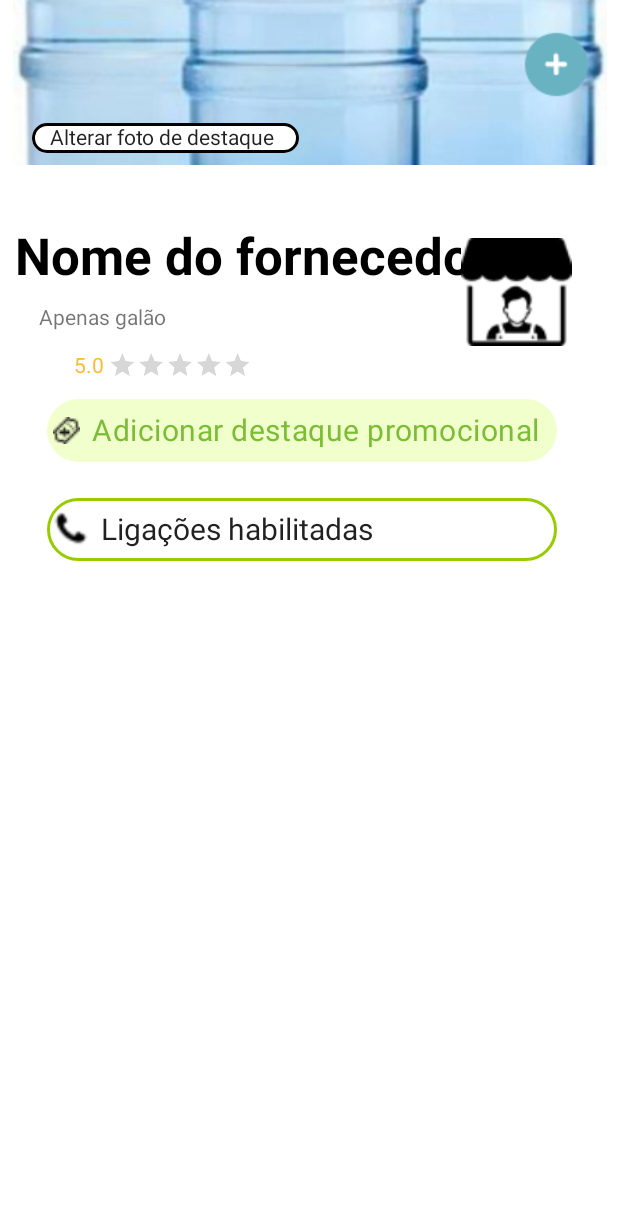
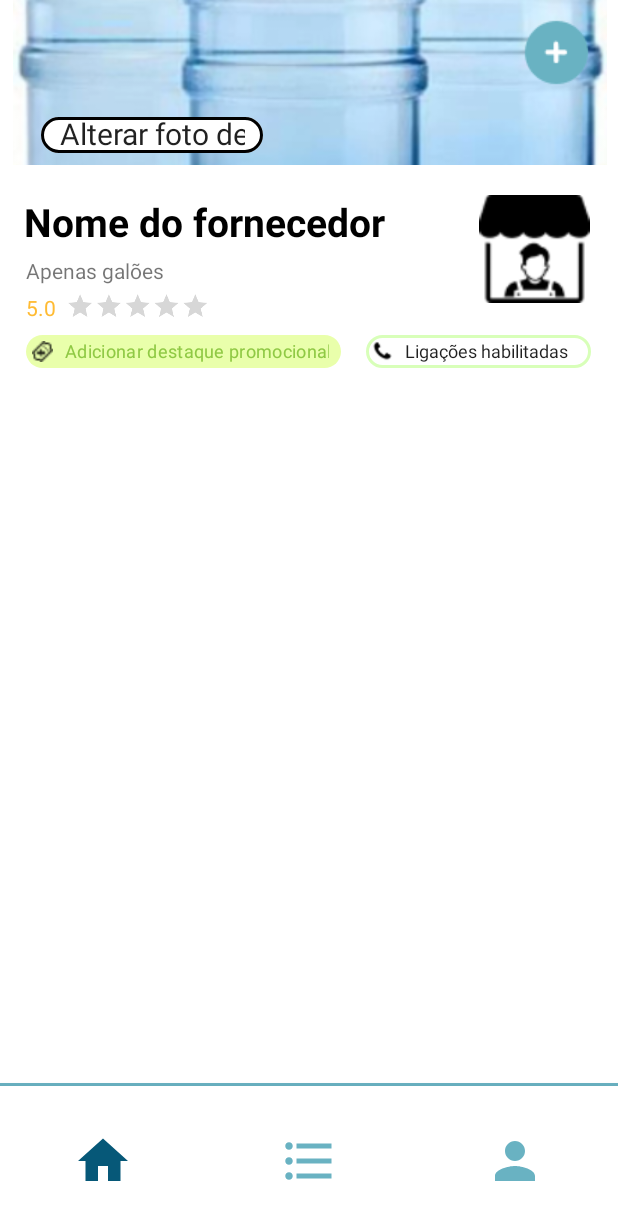
Before and after one commit to RuanLemos/WaterPlace_Supplier, an Android app: the MainMenu screen opened directly, with no data from a screen before it, on a phone screen of 412 x 824 dp. Shown: the top 1220 px of the screen. Run offline under Robolectric (Android 15) with nearby library versions, the phone set to English and light mode, and no system bars; our stand-ins replace Firebase (no records; nobody signed in at launch, a user with empty details on screens opened directly); pictures from the network do not load.

Commit message:
shaders e design update

```diff
--- a/app/src/main/java/waterplace/finalproj/activity/Register.java
+++ b/app/src/main/java/waterplace/finalproj/activity/Register.java
@@ -84,10 +84,8 @@ public class Register extends AppCompatActivity {
 
         if (!Patterns.EMAIL_ADDRESS.matcher(userEmail).matches()) {
             // Formato de Email inválido
-            EditText inputField = findViewById(R.id.input_email_3);
-            TextView verificationText = findViewById(R.id.error_util);
-            inputField.setBackgroundTintList(ColorStateList.valueOf(Color.parseColor("#FF9494")));
-            verificationText.setVisibility(View.VISIBLE);
+            showError((EditText) findViewById(R.id.input_email_3), (TextView) findViewById(R.id.error));
+
         } else {
             // Formato de Email é válido, manda para o firebase para checar a existencia do email
             firebaseAuth.fetchSignInMethodsForEmail(userEmail).addOnCompleteListener(task -> {
@@ -104,17 +102,12 @@ public class Register extends AppCompatActivity {
                             }
                         } else {
                             // Email já foi utilizado, mostra o texto vermelho e trocar cor de borda do campo
-                            EditText inputField = findViewById(R.id.input_email_3);
-                            TextView verificationText = findViewById(R.id.error_util);
-                            inputField.setBackgroundTintList(ColorStateList.valueOf(Color.parseColor("#FF9494")));
-                            verificationText.setVisibility(View.VISIBLE);
+                            showError((EditText) findViewById(R.id.input_email_3), (TextView) findViewById(R.id.error_util));
                         }
                     } else {
                         // Informação Invalida, mostra o texto vermelho e trocar cor de borda do campo
-                        EditText inputField = findViewById(R.id.input_email_3);
-                        TextView verificationText = findViewById(R.id.error);
-                        inputField.setBackgroundTintList(ColorStateList.valueOf(Color.parseColor("#FF9494")));
-                        verificationText.setVisibility(View.VISIBLE);
+                        showError((EditText) findViewById(R.id.input_email_3), (TextView) findViewById(R.id.error));
+
                     }
                 });
         }
@@ -128,10 +121,8 @@ public class Register extends AppCompatActivity {
         if (matcher.matches()){
             return true;
         } else {
-            EditText inputField = findViewById(R.id.input_telefone);
-            TextView verificationText = findViewById(R.id.error_2);
-            inputField.setBackgroundTintList(ColorStateList.valueOf(Color.parseColor("#FF9494")));
-            verificationText.setVisibility(View.VISIBLE);
+            showError((EditText) findViewById(R.id.input_telefone), (TextView) findViewById(R.id.error_2));
+
             return false;
         }
     }
@@ -144,12 +135,15 @@ public class Register extends AppCompatActivity {
         if(matcher.matches()){
             return true;
         } else {
-            EditText inputField = findViewById(R.id.input_cnpj_2);
-            TextView verificationText = findViewById(R.id.error_3);
-            inputField.setBackgroundTintList(ColorStateList.valueOf(Color.parseColor("#FF9494")));
-            verificationText.setVisibility(View.VISIBLE);
+            showError((EditText) findViewById(R.id.input_cnpj_2), (TextView) findViewById(R.id.error_3));
+
             return false;
         }
+    }
+
+    public void showError(EditText inputField, TextView verificationText) {
+        inputField.setBackgroundTintList(ColorStateList.valueOf(Color.parseColor("#FF9494")));
+        verificationText.setVisibility(View.VISIBLE);
     }
 
     public void register(){
@@ -186,10 +180,8 @@ public class Register extends AppCompatActivity {
                             address.setLatitude(coords[0]);
                             address.setLongitude(coords[1]);
                         } else {
-                            EditText inputField = findViewById(R.id.input_rua);
-                            TextView verificationText = findViewById(R.id.error_5);
-                            inputField.setBackgroundTintList(ColorStateList.valueOf(Color.parseColor("#FF9494")));
-                            verificationText.setVisibility(View.VISIBLE);
+                        showError((EditText) findViewById(R.id.input_rua), (TextView) findViewById(R.id.error_5));
+
                         }
                          */
 
@@ -214,12 +206,9 @@ public class Register extends AppCompatActivity {
                 }
             });
         } else {
-            EditText inputField = findViewById(R.id.input_password_2);
-            EditText inputField2 = findViewById(R.id.input_confirm_password);
-            TextView verificationText = findViewById(R.id.error_4);
-            inputField.setBackgroundTintList(ColorStateList.valueOf(Color.parseColor("#FF9494")));
-            inputField2.setBackgroundTintList(ColorStateList.valueOf(Color.parseColor("#FF9494")));
-            verificationText.setVisibility(View.VISIBLE);
+            showError((EditText) findViewById(R.id.input_password_2), (TextView) findViewById(R.id.error_4));
+            showError((EditText) findViewById(R.id.input_confirm_password), null);
+
         }
     }
 }
--- /dev/null
+++ b/app/src/main/res/color/menu_colors.xml
@@ -0,0 +1,5 @@
+<?xml version="1.0" encoding="utf-8"?>
+<selector xmlns:android="http://schemas.android.com/apk/res/android">
+    <item android:state_checked="true" android:color="#065878" />
+    <item android:state_checked="false" android:color="#69b2c2" />
+</selector>
--- /dev/null
+++ b/app/src/main/res/drawable/home.xml
@@ -0,0 +1,5 @@
+<vector android:height="24dp" android:tint="#69B2C2"
+    android:viewportHeight="24" android:viewportWidth="24"
+    android:width="24dp" xmlns:android="http://schemas.android.com/apk/res/android">
+    <path android:fillColor="@android:color/white" android:pathData="M10,20v-6h4v6h5v-8h3L12,3 2,12h3v8z"/>
+</vector>
--- /dev/null
+++ b/app/src/main/res/drawable/line_divider.xml
@@ -0,0 +1,4 @@
+<?xml version="1.0" encoding="utf-8"?>
+<shape xmlns:android="http://schemas.android.com/apk/res/android">
+        <solid android:color="#69b2c2" />
+</shape>
--- /dev/null
+++ b/app/src/main/res/drawable/list.xml
@@ -0,0 +1,5 @@
+<vector android:autoMirrored="true" android:height="24dp"
+    android:tint="#69B2C2" android:viewportHeight="24"
+    android:viewportWidth="24" android:width="24dp" xmlns:android="http://schemas.android.com/apk/res/android">
+    <path android:fillColor="@android:color/white" android:pathData="M4,10.5c-0.83,0 -1.5,0.67 -1.5,1.5s0.67,1.5 1.5,1.5 1.5,-0.67 1.5,-1.5 -0.67,-1.5 -1.5,-1.5zM4,4.5c-0.83,0 -1.5,0.67 -1.5,1.5S3.17,7.5 4,7.5 5.5,6.83 5.5,6 4.83,4.5 4,4.5zM4,16.5c-0.83,0 -1.5,0.68 -1.5,1.5s0.68,1.5 1.5,1.5 1.5,-0.68 1.5,-1.5 -0.67,-1.5 -1.5,-1.5zM7,19h14v-2L7,17v2zM7,13h14v-2L7,11v2zM7,5v2h14L21,5L7,5z"/>
+</vector>
--- /dev/null
+++ b/app/src/main/res/drawable/perfil.xml
@@ -0,0 +1,5 @@
+<vector android:height="24dp" android:tint="#69B2C2"
+    android:viewportHeight="24" android:viewportWidth="24"
+    android:width="24dp" xmlns:android="http://schemas.android.com/apk/res/android">
+    <path android:fillColor="@android:color/white" android:pathData="M12,12c2.21,0 4,-1.79 4,-4s-1.79,-4 -4,-4 -4,1.79 -4,4 1.79,4 4,4zM12,14c-2.67,0 -8,1.34 -8,4v2h16v-2c0,-2.66 -5.33,-4 -8,-4z"/>
+</vector>
--- a/app/src/main/res/layout/activity_login.xml
+++ b/app/src/main/res/layout/activity_login.xml
@@ -47,6 +47,7 @@
 
     <EditText
         android:id="@+id/input_email"
+        android:elevation="6dp"
         android:layout_width="293dp"
         android:layout_height="50dp"
         android:layout_marginStart="59dp"
@@ -65,6 +66,7 @@
 
     <TextView
         android:id="@+id/txt_cnpj"
+        android:elevation="6dp"
         android:layout_width="wrap_content"
         android:layout_height="wrap_content"
         android:layout_marginEnd="240dp"
@@ -78,6 +80,7 @@
 
     <EditText
         android:id="@+id/input_password"
+        android:elevation="6dp"
         android:layout_width="293dp"
         android:layout_height="50dp"
         android:layout_marginStart="59dp"
@@ -95,6 +98,7 @@
 
     <TextView
         android:id="@+id/txt_senha"
+        android:elevation="6dp"
         android:layout_width="wrap_content"
         android:layout_height="wrap_content"
         android:layout_marginTop="84dp"
--- a/app/src/main/res/layout/activity_main_menu.xml
+++ b/app/src/main/res/layout/activity_main_menu.xml
@@ -12,152 +12,166 @@
         android:id="@+id/imagem_capa"
         android:layout_width="413dp"
         android:layout_height="110dp"
-        app:layout_constraintBottom_toBottomOf="parent"
         app:layout_constraintEnd_toEndOf="parent"
         app:layout_constraintStart_toStartOf="parent"
         app:layout_constraintTop_toTopOf="parent"
-        app:layout_constraintVertical_bias="0.0"
         app:srcCompat="@drawable/galao_agua" />
 
     <TextView
         android:id="@+id/supplier_name"
         android:layout_width="wrap_content"
         android:layout_height="wrap_content"
+        android:layout_marginTop="20dp"
+        android:layout_marginEnd="140dp"
         android:text="Nome do fornecedor"
         android:textColor="@color/black"
-        android:textSize="34dp"
+        android:textSize="26dp"
         android:textStyle="bold"
-        app:layout_constraintBottom_toBottomOf="parent"
         app:layout_constraintEnd_toEndOf="parent"
-        app:layout_constraintHorizontal_bias="0.109"
         app:layout_constraintStart_toStartOf="parent"
-        app:layout_constraintTop_toTopOf="parent"
-        app:layout_constraintVertical_bias="0.189" />
+        app:layout_constraintTop_toBottomOf="@+id/imagem_capa" />
 
     <TextView
         android:id="@+id/nota"
         android:layout_width="20dp"
         android:layout_height="20dp"
+        android:layout_marginTop="5dp"
+        android:layout_marginEnd="357dp"
         android:text="5.0"
         android:textColor="@android:color/holo_orange_light"
         android:textSize="14dp"
-        app:layout_constraintBottom_toBottomOf="parent"
         app:layout_constraintEnd_toEndOf="parent"
-        app:layout_constraintHorizontal_bias="0.125"
         app:layout_constraintStart_toStartOf="parent"
-        app:layout_constraintTop_toTopOf="parent"
-        app:layout_constraintVertical_bias="0.29" />
+        app:layout_constraintTop_toBottomOf="@+id/legenda" />
 
     <TextView
         android:id="@+id/legenda"
         android:layout_width="wrap_content"
         android:layout_height="wrap_content"
-        android:text="Apenas galão"
-        app:layout_constraintBottom_toBottomOf="parent"
+        android:layout_marginTop="5dp"
+        android:layout_marginEnd="285dp"
+        android:text="Apenas galões"
         app:layout_constraintEnd_toEndOf="parent"
-        app:layout_constraintHorizontal_bias="0.079"
         app:layout_constraintStart_toStartOf="parent"
-        app:layout_constraintTop_toTopOf="parent"
-        app:layout_constraintVertical_bias="0.25" />
+        app:layout_constraintTop_toBottomOf="@+id/supplier_name" />
 
     <RatingBar
         android:id="@+id/ratingBar"
         android:layout_width="wrap_content"
         android:layout_height="wrap_content"
+        android:layout_marginTop="12dp"
+        android:layout_marginEnd="230dp"
         android:scaleX="0.4"
         android:scaleY="0.4"
         android:visibility="visible"
-        app:layout_constraintBottom_toBottomOf="parent"
         app:layout_constraintEnd_toEndOf="parent"
-        app:layout_constraintHorizontal_bias="0.0"
         app:layout_constraintStart_toStartOf="parent"
-        app:layout_constraintTop_toTopOf="@+id/imagem_capa"
-        app:layout_constraintVertical_bias="0.283" />
+        app:layout_constraintTop_toBottomOf="@+id/supplier_name" />
 
     <ImageView
         android:id="@+id/icone"
         android:layout_width="74dp"
         android:layout_height="72dp"
-        app:layout_constraintBottom_toBottomOf="parent"
+        android:layout_marginStart="300dp"
+        android:layout_marginTop="20dp"
         app:layout_constraintEnd_toEndOf="parent"
-        app:layout_constraintHorizontal_bias="0.91"
         app:layout_constraintStart_toStartOf="parent"
-        app:layout_constraintTop_toTopOf="parent"
-        app:layout_constraintVertical_bias="0.211"
+        app:layout_constraintTop_toBottomOf="@+id/imagem_capa"
         app:srcCompat="@drawable/lojinha" />
 
     <com.google.android.material.chip.Chip
         android:id="@+id/chip"
-        android:layout_width="340dp"
-        android:layout_height="58dp"
+        android:layout_width="210dp"
+        android:layout_height="38dp"
+        android:layout_marginTop="50dp"
+        android:layout_marginEnd="168dp"
         android:text="Adicionar destaque promocional"
-        android:textColor="#BC52A500"
-        android:textSize="20dp"
-        app:chipBackgroundColor="#33BDFF00"
+        android:textColor="#8fc944"
+        android:textSize="12dp"
+        app:chipBackgroundColor="#e9ffab"
         app:chipEndPadding="2dp"
         app:chipIcon="@drawable/ticket"
-        app:chipIconSize="18dp"
-        app:layout_constraintBottom_toBottomOf="parent"
+        app:chipIconSize="14dp"
         app:layout_constraintEnd_toEndOf="parent"
-        app:layout_constraintHorizontal_bias="0.436"
         app:layout_constraintStart_toStartOf="parent"
-        app:layout_constraintTop_toTopOf="parent"
-        app:layout_constraintVertical_bias="0.337" />
+        app:layout_constraintTop_toBottomOf="@+id/supplier_name" />
 
     <ImageButton
         android:id="@+id/add"
         android:layout_width="wrap_content"
         android:layout_height="wrap_content"
+        android:layout_marginStart="330dp"
+        android:layout_marginTop="10dp"
         android:background="#00FFFFFF"
-        app:layout_constraintBottom_toBottomOf="parent"
         app:layout_constraintEnd_toEndOf="parent"
-        app:layout_constraintHorizontal_bias="0.956"
         app:layout_constraintStart_toStartOf="parent"
-        app:layout_constraintTop_toTopOf="@+id/imagem_capa"
-        app:layout_constraintVertical_bias="0.023"
+        app:layout_constraintTop_toTopOf="parent"
         app:srcCompat="@drawable/add_button" />
 
     <com.google.android.material.chip.Chip
         android:id="@+id/alterar_capa"
         style="@style/ChipWithBorder"
-        android:layout_width="178dp"
-        android:layout_height="36dp"
+        android:layout_width="148dp"
+        android:layout_height="40dp"
+        android:layout_marginTop="70dp"
+        android:layout_marginEnd="210dp"
         android:text="Alterar foto de destaque"
+        android:textAlignment="center"
+        android:textSize="30px"
         app:chipBackgroundColor="@color/white"
-        app:layout_constraintBottom_toBottomOf="parent"
         app:layout_constraintEnd_toEndOf="parent"
-        app:layout_constraintHorizontal_bias="0.09"
         app:layout_constraintStart_toStartOf="parent"
-        app:layout_constraintTop_toTopOf="@+id/imagem_capa"
-        app:layout_constraintVertical_bias="0.094" />
+        app:layout_constraintTop_toTopOf="parent" />
 
     <com.google.android.material.chip.Chip
         android:id="@+id/ligacoes"
         style="@style/ChipWithBorder"
-        android:layout_width="340dp"
-        android:layout_height="58dp"
+        android:layout_width="150dp"
+        android:layout_height="38dp"
+        android:layout_marginStart="225dp"
+        android:layout_marginTop="50dp"
+        android:clickable="true"
         android:text="Ligações habilitadas"
-        android:textSize="20dp"
-        android:clickable="true"
+        android:textSize="12dp"
         app:chipBackgroundColor="@color/white"
-        app:chipStrokeColor="@android:color/holo_green_light"
         app:chipIcon="@drawable/phone"
-        app:layout_constraintBottom_toBottomOf="parent"
+        app:chipIconSize="14dp"
+        app:chipStrokeColor="#d8ffb9"
         app:layout_constraintEnd_toEndOf="parent"
-        app:layout_constraintHorizontal_bias="0.436"
         app:layout_constraintStart_toStartOf="parent"
-        app:layout_constraintTop_toTopOf="@+id/imagem_capa"
-        app:layout_constraintVertical_bias="0.423"
-        />
+        app:layout_constraintTop_toBottomOf="@+id/supplier_name" />
 
     <androidx.recyclerview.widget.RecyclerView
         android:id="@+id/recyclerview_products"
         android:layout_width="match_parent"
         android:layout_height="0dp"
-        app:layout_constraintTop_toBottomOf="@+id/ligacoes"
+        android:layout_margin="16dp"
+        app:layout_constraintBottom_toTopOf="@+id/divisor_footer"
+        app:layout_constraintEnd_toEndOf="parent"
+        app:layout_constraintStart_toStartOf="parent"
+        app:layout_constraintTop_toBottomOf="@+id/chip">
+
+    </androidx.recyclerview.widget.RecyclerView>
+
+    <View
+        android:id="@+id/divisor_footer"
+        android:layout_width="match_parent"
+        android:layout_height="2dp"
+        android:background="@drawable/line_divider"
+        app:layout_constraintBottom_toTopOf="@+id/menu_footer"
+        app:layout_constraintEnd_toEndOf="parent"
+        app:layout_constraintStart_toStartOf="parent" />
+
+    <com.google.android.material.bottomnavigation.BottomNavigationView
+        android:id="@+id/menu_footer"
+        android:layout_width="match_parent"
+        android:layout_height="100dp"
+        app:itemIconSize="40dp"
+        app:itemIconTint="@color/menu_colors"
+        app:itemPaddingTop="30dp"
         app:layout_constraintBottom_toBottomOf="parent"
+        app:layout_constraintEnd_toEndOf="parent"
         app:layout_constraintStart_toStartOf="parent"
-        app:layout_constraintEnd_toEndOf="parent"
-        android:layout_margin="16dp"/>
+        app:menu="@menu/menu_item" />
 
 </androidx.constraintlayout.widget.ConstraintLayout>
--- a/app/src/main/res/layout/activity_recover.xml
+++ b/app/src/main/res/layout/activity_recover.xml
@@ -60,6 +60,7 @@
 
     <EditText
         android:id="@+id/input_email_2"
+        android:elevation="6dp"
         android:layout_width="293dp"
         android:layout_height="50dp"
         android:layout_marginTop="44dp"
@@ -76,6 +77,7 @@
 
     <TextView
         android:id="@+id/txt_email_2"
+        android:elevation="6dp"
         android:layout_width="wrap_content"
         android:layout_height="wrap_content"
         android:layout_marginTop="14dp"
--- a/app/src/main/res/layout/activity_register.xml
+++ b/app/src/main/res/layout/activity_register.xml
@@ -51,6 +51,7 @@
 
         <EditText
             android:id="@+id/input_nome"
+            android:elevation="6dp"
             android:layout_width="293dp"
             android:layout_height="50dp"
             android:layout_marginTop="50dp"
@@ -65,6 +66,7 @@
 
         <TextView
             android:id="@+id/txt_nome"
+            android:elevation="6dp"
             android:layout_width="wrap_content"
             android:layout_height="wrap_content"
             android:layout_marginTop="50dp"
@@ -101,6 +103,7 @@
 
         <EditText
             android:id="@+id/input_email_3"
+            android:elevation="6dp"
             android:layout_width="293dp"
             android:layout_height="50dp"
             android:layout_marginTop="20dp"
@@ -115,6 +118,7 @@
 
         <TextView
             android:id="@+id/txt_email_3"
+            android:elevation="6dp"
             android:layout_width="wrap_content"
             android:layout_height="wrap_content"
             android:layout_marginTop="20dp"
@@ -139,6 +143,7 @@
 
         <EditText
             android:id="@+id/input_telefone"
+            android:elevation="6dp"
             android:layout_width="293dp"
             android:layout_height="50dp"
             android:layout_marginTop="20dp"
@@ -153,6 +158,7 @@
 
         <TextView
             android:id="@+id/txt_telefone"
+            android:elevation="6dp"
             android:layout_width="wrap_content"
             android:layout_height="wrap_content"
             android:layout_marginTop="20dp"
@@ -177,6 +183,7 @@
 
         <EditText
             android:id="@+id/input_cnpj_2"
+            android:elevation="6dp"
             android:layout_width="293dp"
             android:layout_height="50dp"
             android:layout_marginTop="20dp"
@@ -189,6 +196,7 @@
 
         <TextView
             android:id="@+id/txt_cnpj_2"
+            android:elevation="6dp"
             android:layout_width="wrap_content"
             android:layout_height="wrap_content"
             android:layout_marginTop="20dp"
@@ -201,6 +209,7 @@
 
         <EditText
             android:id="@+id/input_password_2"
+            android:elevation="6dp"
             android:layout_width="293dp"
             android:layout_height="50dp"
             android:layout_marginTop="20dp"
@@ -213,6 +222,7 @@
 
         <TextView
             android:id="@+id/txt_senha_2"
+            android:elevation="6dp"
             android:layout_width="wrap_content"
             android:layout_height="wrap_content"
             android:layout_marginTop="20dp"
@@ -237,6 +247,7 @@
 
         <EditText
             android:id="@+id/input_confirm_password"
+            android:elevation="6dp"
             android:layout_width="293dp"
             android:layout_height="50dp"
             android:layout_marginTop="20dp"
@@ -249,6 +260,7 @@
 
         <TextView
             android:id="@+id/txt_confirm_senha"
+            android:elevation="6dp"
             android:layout_width="wrap_content"
             android:layout_height="wrap_content"
             android:layout_marginTop="20dp"
@@ -297,6 +309,7 @@
 
         <EditText
             android:id="@+id/input_rua"
+            android:elevation="6dp"
             android:layout_width="293dp"
             android:layout_height="50dp"
             android:layout_marginTop="20dp"
@@ -311,6 +324,7 @@
 
         <TextView
             android:id="@+id/txt_rua"
+            android:elevation="6dp"
             android:layout_width="wrap_content"
             android:layout_height="wrap_content"
             android:layout_marginTop="20dp"
@@ -323,6 +337,7 @@
 
         <EditText
             android:id="@+id/input_num"
+            android:elevation="6dp"
             android:layout_width="293dp"
             android:layout_height="50dp"
             android:layout_marginTop="20dp"
@@ -337,6 +352,7 @@
 
         <TextView
             android:id="@+id/txt_num"
+            android:elevation="6dp"
             android:layout_width="wrap_content"
             android:layout_height="wrap_content"
             android:layout_marginTop="20dp"
@@ -349,6 +365,7 @@
 
         <EditText
             android:id="@+id/input_cep"
+            android:elevation="6dp"
             android:layout_width="293dp"
             android:layout_height="50dp"
             android:layout_marginTop="20dp"
@@ -363,6 +380,7 @@
 
         <TextView
             android:id="@+id/txt_cep"
+            android:elevation="6dp"
             android:layout_width="wrap_content"
             android:layout_height="wrap_content"
             android:layout_marginTop="20dp"
--- /dev/null
+++ b/app/src/main/res/menu/menu_item.xml
@@ -0,0 +1,19 @@
+<?xml version="1.0" encoding="utf-8"?>
+<menu xmlns:android="http://schemas.android.com/apk/res/android">
+
+    <item
+        android:title=""
+        android:id="@+id/home"
+        android:icon="@drawable/home"/>
+
+    <item
+        android:title=""
+        android:id="@+id/lista"
+        android:icon="@drawable/list"/>
+
+    <item
+        android:title=""
+        android:id="@+id/conta"
+        android:icon="@drawable/perfil"/>
+
+</menu>
```
